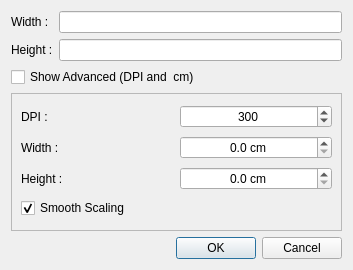
This is src/resize_dialog.ui in ksharindam/photoquick as Qt 5 draws it before an edit. The edited form follows.
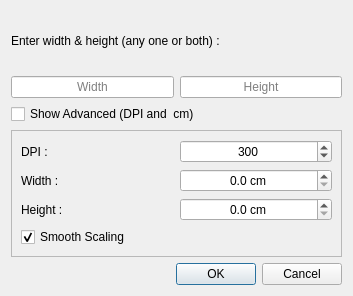
This is the edited form.

The edit to the form file:
```diff
--- a/src/resize_dialog.ui
+++ b/src/resize_dialog.ui
@@ -7,27 +7,13 @@
     <x>0</x>
     <y>0</y>
     <width>353</width>
-    <height>270</height>
+    <height>296</height>
    </rect>
   </property>
   <property name="windowTitle">
    <string>Resize Image</string>
   </property>
   <layout class="QGridLayout" name="gridLayout_2">
-   <item row="0" column="0">
-    <widget class="QLabel" name="label">
-     <property name="text">
-      <string>Width :</string>
-     </property>
-    </widget>
-   </item>
-   <item row="1" column="0">
-    <widget class="QLabel" name="label_2">
-     <property name="text">
-      <string>Height :</string>
-     </property>
-    </widget>
-   </item>
    <item row="4" column="0" colspan="2">
     <widget class="QDialogButtonBox" name="buttonBox">
      <property name="orientation">
@@ -136,17 +122,30 @@
      </property>
     </widget>
    </item>
-   <item row="0" column="1">
-    <widget class="QLineEdit" name="widthEdit">
-     <property name="alignment">
-      <set>Qt::AlignCenter</set>
-     </property>
-    </widget>
-   </item>
    <item row="1" column="1">
     <widget class="QLineEdit" name="heightEdit">
      <property name="alignment">
       <set>Qt::AlignCenter</set>
+     </property>
+     <property name="placeholderText">
+      <string>Height</string>
+     </property>
+    </widget>
+   </item>
+   <item row="1" column="0">
+    <widget class="QLineEdit" name="widthEdit">
+     <property name="alignment">
+      <set>Qt::AlignCenter</set>
+     </property>
+     <property name="placeholderText">
+      <string>Width</string>
+     </property>
+    </widget>
+   </item>
+   <item row="0" column="0" colspan="2">
+    <widget class="QLabel" name="label_6">
+     <property name="text">
+      <string>Enter width &amp; height (any one or both) :</string>
      </property>
     </widget>
    </item>
```
